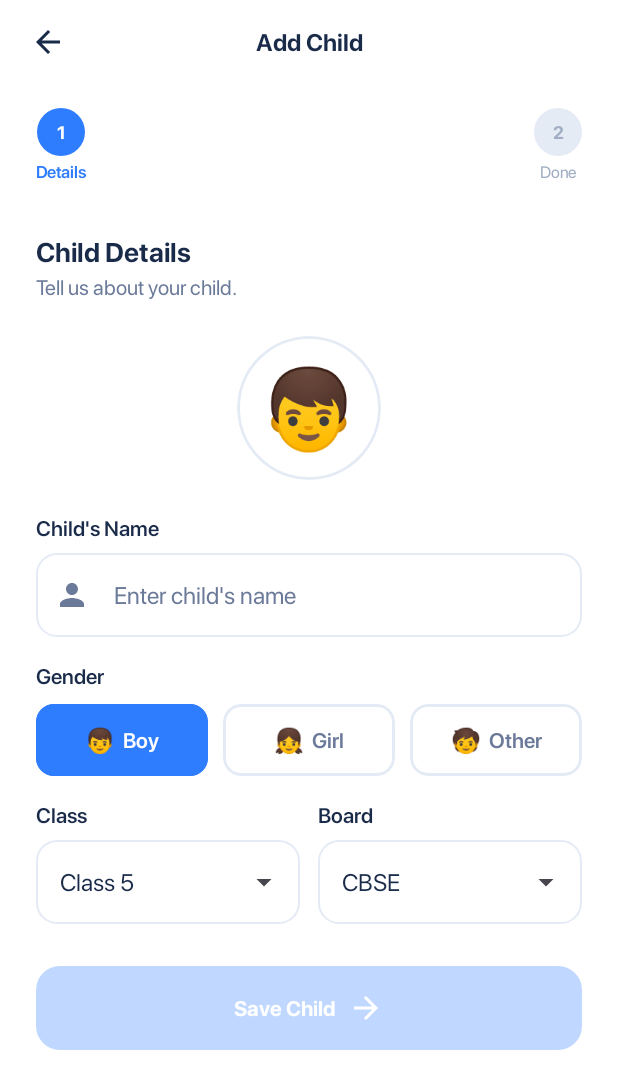
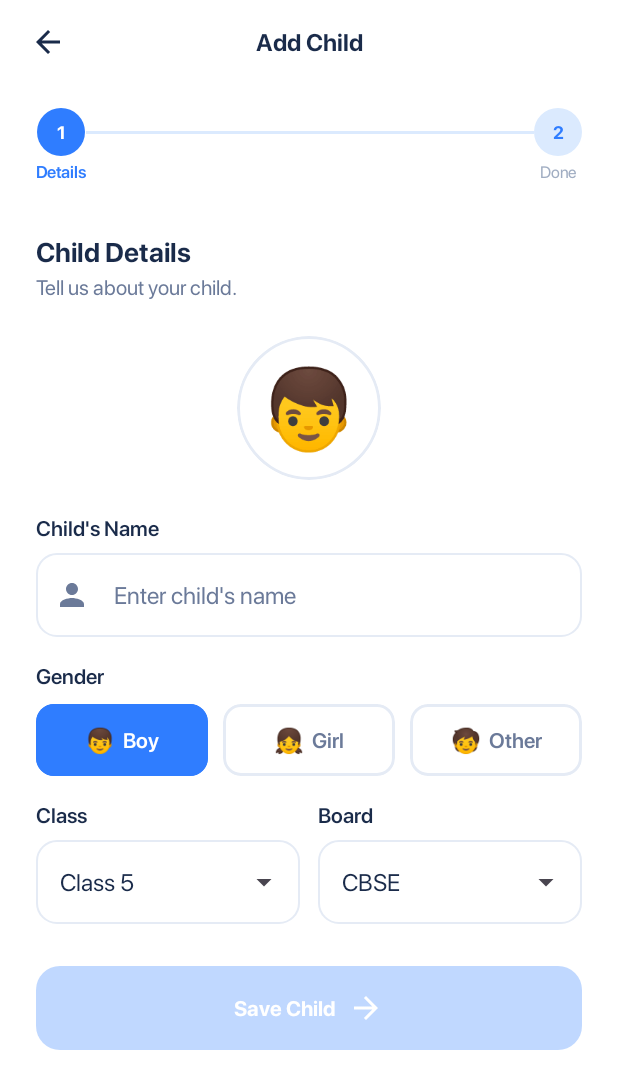
Before and after one commit to userAksh/Eduksha, an Android app built with Jetpack Compose: the AddChildScreen screen opened through its navigation route, after a tap on "Add Your First Child", on a phone screen of 412 x 824 dp. Shown: the top 1089 px of the screen. Run offline under Robolectric (Android 15) with nearby library versions, the phone set to English and light mode, and no system bars; our stand-ins replace Dagger/Hilt's generated code, Firebase (no records; nobody signed in at launch, a user with empty details on screens opened directly); Roboto replaces fonts that are not available here.

Commit message:
Fix StepperBar connecting line visibility
- Connecting line was invisible due to modifier order: padding inside height(2.dp) made visible area 0
- Move padding outside height to properly position line at circle center (15dp top = circle radius - line half height)
- Use Alignment.Top on Row so the padding positions line against the circle midline
- Line color: light blue DobiPrimaryContainer when not completed, solid DobiPrimary when completed
- Inactive step circle: DobiPrimaryContainer bg with DobiPrimary number (matches design)

Co-Authored-By: Claude Sonnet 4.6 <noreply@anthropic.com>

```diff
--- a/app/src/main/java/com/dobi/app/feature/addchild/AddChildScreen.kt
+++ b/app/src/main/java/com/dobi/app/feature/addchild/AddChildScreen.kt
@@ -708,7 +708,7 @@ private fun StepperBar(currentStep: Int) {
             .fillMaxWidth()
             .background(Color.White)
             .padding(horizontal = 24.dp, vertical = 16.dp),
-        verticalAlignment = Alignment.CenterVertically
+        verticalAlignment = Alignment.Top
     ) {
         steps.forEachIndexed { index, label ->
             val stepNum = index + 1
@@ -723,7 +723,7 @@ private fun StepperBar(currentStep: Int) {
                         .background(
                             when {
                                 isDone || isActive -> DobiPrimary
-                                else -> DobiBorder
+                                else -> DobiPrimaryContainer
                             }
                         ),
                     contentAlignment = Alignment.Center
@@ -739,7 +739,7 @@ private fun StepperBar(currentStep: Int) {
                         Text(
                             "$stepNum",
                             style = MaterialTheme.typography.labelMedium.copy(fontWeight = SFProBold),
-                            color = if (isActive) Color.White else DobiTextTertiary
+                            color = if (isActive) Color.White else DobiPrimary
                         )
                     }
                 }
@@ -755,9 +755,9 @@ private fun StepperBar(currentStep: Int) {
                 Box(
                     modifier = Modifier
                         .weight(1f)
+                        .padding(top = 15.dp)
                         .height(2.dp)
-                        .padding(bottom = 16.dp)
-                        .background(if (currentStep > stepNum) DobiPrimary else DobiBorder)
+                        .background(if (currentStep > stepNum) DobiPrimary else DobiPrimaryContainer)
                 )
             }
         }
```
